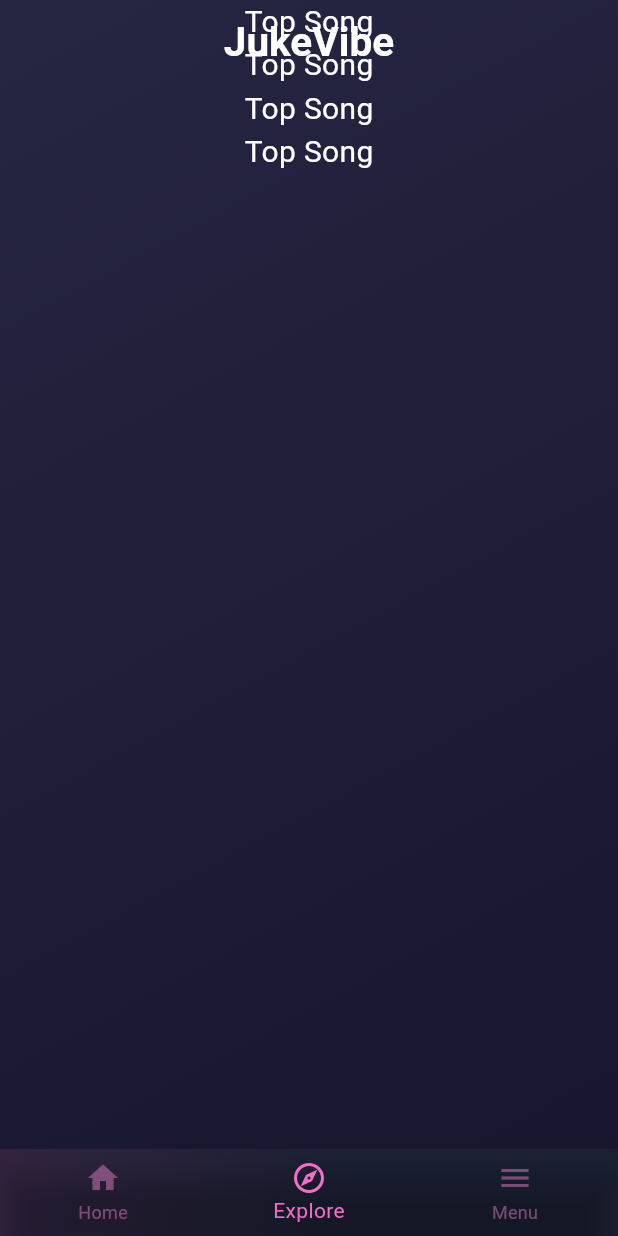
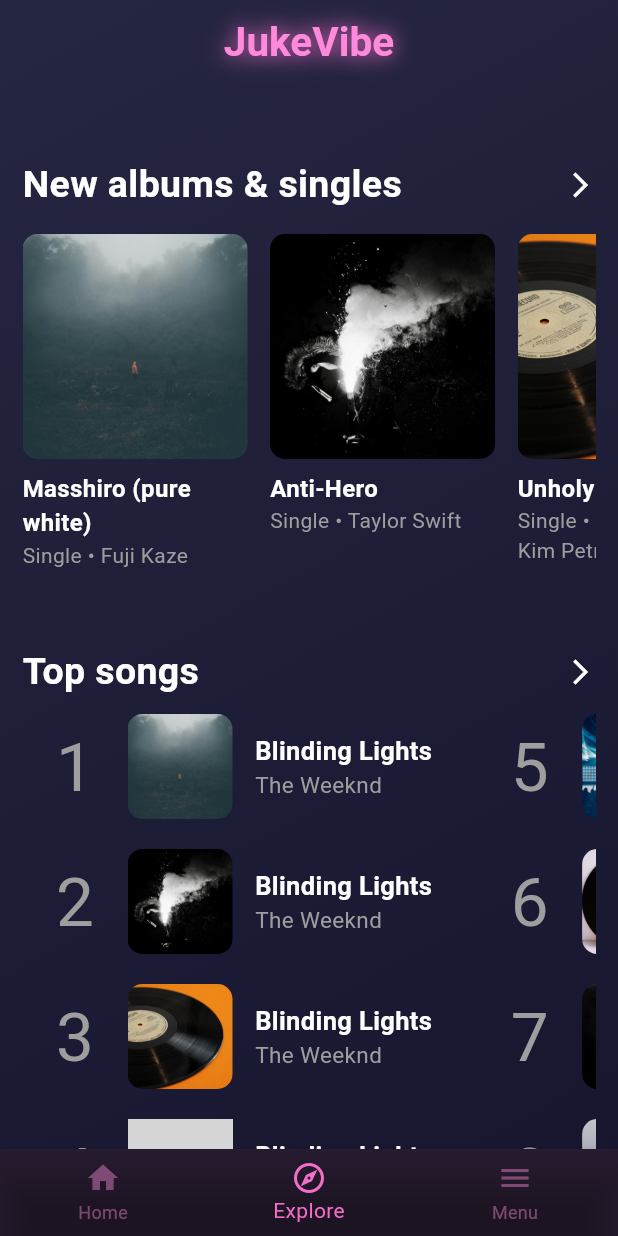
Before and after one commit to SantillanPs/midterm-flutter, a Flutter app: the screen it shows after launch, swiped to page 2, on a phone screen of 412 x 824 dp. Run offline on Flutter 3.47's test engine with Material 3 defaults, Android fonts, the phone set to English and light mode, and no system bars; grey boxes are pictures that could not be loaded.

Commit message:
added some stuff

```diff
--- a/lib/auth/pages/explore.dart
+++ /dev/null
@@ -1,31 +0,0 @@
-import 'package:flutter/material.dart';
-import '../../components/bottomNav.dart';
-import '../../components/topSong.dart';
-
-class Explore extends StatelessWidget {
-  const Explore({super.key});
-
-  @override
-  Widget build(BuildContext context) {
-    return MaterialApp(
-      debugShowCheckedModeBanner: false,
-      home: Scaffold(
-        extendBodyBehindAppBar: true,
-        body: Container(
-          width: double.infinity,
-          decoration: BoxDecoration(
-            gradient: LinearGradient(colors: [
-              const Color.fromARGB(255, 37, 38, 66),
-              const Color.fromARGB(255, 24, 22, 47),
-            ], begin: Alignment.topLeft, end: Alignment.bottomRight),
-          ),
-          child: Column(
-            children: [
-              TopSong(),
-            ],
-          ),
-        ),
-      ),
-    );
-  }
-}
--- /dev/null
+++ b/lib/components/albumSong.dart
@@ -0,0 +1,43 @@
+import 'package:flutter/material.dart';
+
+class AlbumSong extends StatelessWidget {
+  const AlbumSong(
+      {super.key,
+      required this.coverPhoto,
+      required this.albumName,
+      required this.artist});
+
+  final String coverPhoto;
+  final String albumName;
+  final String artist;
+
+  @override
+  Widget build(BuildContext context) {
+    return SizedBox(
+      width: 150,
+      child: Column(
+        crossAxisAlignment: CrossAxisAlignment.start,
+        children: [
+          Container(
+            width: 150,
+            height: 150,
+            decoration: BoxDecoration(
+                image: DecorationImage(
+                    image: AssetImage(coverPhoto), fit: BoxFit.cover),
+                borderRadius: BorderRadius.circular(10)),
+          ),
+          SizedBox(height: 8),
+          Text(
+            albumName,
+            style: TextStyle(
+                color: Colors.white, fontSize: 16, fontWeight: FontWeight.bold),
+          ),
+          Text(
+            "Single • $artist",
+            style: TextStyle(color: Colors.grey, fontSize: 14),
+          ),
+        ],
+      ),
+    );
+  }
+}
--- a/lib/components/bottomNav.dart
+++ b/lib/components/bottomNav.dart
@@ -13,11 +13,7 @@ class BottomNav extends StatelessWidget {
   @override
   Widget build(BuildContext context) {
     return Container(
-      decoration: BoxDecoration(
-          gradient: LinearGradient(colors: [
-        const Color.fromARGB(255, 53, 37, 66),
-        const Color.fromARGB(255, 28, 33, 53),
-      ], begin: Alignment.topLeft, end: Alignment.bottomCenter)),
+      decoration: BoxDecoration(color: const Color.fromARGB(255, 39, 28, 49)),
       child: BottomNavigationBar(
         currentIndex: selectedIndex,
         onTap: onItemTapped,
--- /dev/null
+++ b/lib/components/songCard2.dart
@@ -0,0 +1,63 @@
+import 'package:flutter/material.dart';
+
+class SongCard extends StatelessWidget {
+  final String songTitle;
+  final String artist;
+  final String coverPhoto;
+  final int songNumber;
+  const SongCard(
+      {super.key,
+      required this.songTitle,
+      required this.artist,
+      required this.coverPhoto,
+      required this.songNumber});
+
+  @override
+  Widget build(BuildContext context) {
+    return Padding(
+      padding: const EdgeInsets.only(bottom: 10, top: 10, right: 30),
+      child: Row(
+        children: [
+          Container(
+            width: 70,
+            height: 70,
+            child: Center(
+              child: Text(
+                songNumber.toString(),
+                style: TextStyle(
+                  color: Colors.grey,
+                  fontSize: 45,
+                ),
+              ),
+            ),
+          ),
+          Container(
+            width: 70,
+            height: 70,
+            decoration: BoxDecoration(
+                image: DecorationImage(
+                    image: AssetImage(coverPhoto), fit: BoxFit.cover),
+                borderRadius: BorderRadius.circular(10)),
+          ),
+          SizedBox(width: 15),
+          Column(
+            crossAxisAlignment: CrossAxisAlignment.start,
+            children: [
+              Text(
+                songTitle,
+                style: TextStyle(
+                    color: Colors.white,
+                    fontSize: 17,
+                    fontWeight: FontWeight.bold),
+              ),
+              Text(
+                artist,
+                style: TextStyle(color: Colors.grey, fontSize: 15),
+              ),
+            ],
+          ),
+        ],
+      ),
+    );
+  }
+}
--- a/lib/components/songGallery.dart
+++ b/lib/components/songGallery.dart
@@ -1,5 +1,5 @@
 import 'package:flutter/material.dart';
-import './song.dart';
+import 'songCard.dart';
 
 class SongGallery extends StatelessWidget {
   const SongGallery({super.key});
--- a/lib/components/topSong.dart
+++ /dev/null
@@ -1,31 +0,0 @@
-import 'package:flutter/material.dart';
-
-class TopSong extends StatelessWidget {
-  const TopSong({super.key});
-
-  @override
-  Widget build(BuildContext context) {
-    return Container(
-      child: Column(
-        children: [
-          Text(
-            "Top Song",
-            style: TextStyle(color: Colors.white, fontSize: 20),
-          ),
-          Text(
-            "Top Song",
-            style: TextStyle(color: Colors.white, fontSize: 20),
-          ),
-          Text(
-            "Top Song",
-            style: TextStyle(color: Colors.white, fontSize: 20),
-          ),
-          Text(
-            "Top Song",
-            style: TextStyle(color: Colors.white, fontSize: 20),
-          ),
-        ],
-      ),
-    );
-  }
-}
--- a/lib/components/topSongsSlider.dart
+++ b/lib/components/topSongSlider.dart
@@ -1,5 +1,5 @@
 import 'package:flutter/material.dart';
-import 'song.dart';
+import 'songCard.dart';
 
 class TopSongs extends StatelessWidget {
   const TopSongs({super.key});
@@ -10,13 +10,20 @@ class TopSongs extends StatelessWidget {
       child: Column(
         crossAxisAlignment: CrossAxisAlignment.start,
         children: [
-          Padding(
-            padding: const EdgeInsets.only(bottom: 10),
-            child: Text(
-              "Top Songs",
-              style: TextStyle(color: Colors.white, fontSize: 18),
-            ),
+          Row(
+            mainAxisAlignment: MainAxisAlignment.spaceBetween,
+            children: [
+              Text(
+                "Top Songs",
+                style: TextStyle(
+                    color: Colors.white,
+                    fontSize: 20,
+                    fontWeight: FontWeight.bold),
+              ),
+              Icon(Icons.arrow_forward_ios, color: Colors.white, size: 20),
+            ],
           ),
+          SizedBox(height: 10),
           SingleChildScrollView(
             scrollDirection: Axis.horizontal,
             child: Row(
--- a/lib/main.dart
+++ b/lib/main.dart
@@ -1,5 +1,5 @@
 import 'package:flutter/material.dart';
-import 'auth/pages/home.dart';
+import 'pages/home.dart';
 
 void main() {
   runApp(const MyApp());
--- /dev/null
+++ b/lib/pages/explore.dart
@@ -0,0 +1,146 @@
+import 'package:flutter/material.dart';
+import '../components/songCard2.dart';
+import '../components/albumSong.dart';
+
+class Explore extends StatelessWidget {
+  const Explore({super.key});
+
+  @override
+  Widget build(BuildContext context) {
+    return MaterialApp(
+      debugShowCheckedModeBanner: false,
+      home: Scaffold(
+        extendBodyBehindAppBar: true,
+        body: Container(
+          width: double.infinity,
+          decoration: BoxDecoration(
+            gradient: LinearGradient(colors: [
+              const Color.fromARGB(255, 37, 38, 66),
+              const Color.fromARGB(255, 24, 22, 47),
+            ], begin: Alignment.topLeft, end: Alignment.bottomRight),
+          ),
+          child: Padding(
+            padding: const EdgeInsets.only(top: 105, left: 15, right: 15),
+            child: SingleChildScrollView(
+              child: Column(children: [
+                Row(
+                  mainAxisAlignment: MainAxisAlignment.spaceBetween,
+                  children: [
+                    Text(
+                      "New albums & singles",
+                      style: TextStyle(
+                          color: Colors.white,
+                          fontSize: 25,
+                          fontWeight: FontWeight.bold),
+                    ),
+                    Icon(Icons.arrow_forward_ios,
+                        color: Colors.white, size: 20),
+                  ],
+                ),
+                SizedBox(height: 15),
+                SingleChildScrollView(
+                  scrollDirection: Axis.horizontal,
+                  child: Row(
+                    crossAxisAlignment: CrossAxisAlignment.start,
+                    children: [
+                      AlbumSong(
+                          coverPhoto: "assets/album9.jpg",
+                          albumName: "Masshiro (pure white)",
+                          artist: "Fuji Kaze"),
+                      SizedBox(width: 15),
+                      AlbumSong(
+                          coverPhoto: "assets/album10.jpg",
+                          albumName: "Anti-Hero",
+                          artist: "Taylor Swift"),
+                      SizedBox(width: 15),
+                      AlbumSong(
+                          coverPhoto: "assets/album1.jpg",
+                          albumName: "Unholy",
+                          artist: "Sam Smith & Kim Petras"),
+                      SizedBox(width: 15),
+                      AlbumSong(
+                          coverPhoto: "assets/album2.jpg",
+                          albumName: "About Damn Time",
+                          artist: "Beyonce"),
+                      SizedBox(width: 15),
+                      AlbumSong(
+                          coverPhoto: "assets/album3.jpg",
+                          albumName: "Blinding Lights",
+                          artist: "The Weeknd"),
+                    ],
+                  ),
+                ),
+                SizedBox(height: 50),
+                Row(
+                  mainAxisAlignment: MainAxisAlignment.spaceBetween,
+                  children: [
+                    Text(
+                      "Top songs",
+                      style: TextStyle(
+                          color: Colors.white,
+                          fontSize: 25,
+                          fontWeight: FontWeight.bold),
+                    ),
+                    Icon(Icons.arrow_forward_ios,
+                        color: Colors.white, size: 20),
+                  ],
+                ),
+                SingleChildScrollView(
+                  scrollDirection: Axis.horizontal,
+                  child: Row(children: [
+                    Column(children: [
+                      SongCard(
+                          songTitle: "Blinding Lights",
+                          artist: "The Weeknd",
+                          coverPhoto: "assets/album9.jpg",
+                          songNumber: 1),
+                      SongCard(
+                          songTitle: "Blinding Lights",
+                          artist: "The Weeknd",
+                          coverPhoto: "assets/album10.jpg",
+                          songNumber: 2),
+                      SongCard(
+                          songTitle: "Blinding Lights",
+                          artist: "The Weeknd",
+                          coverPhoto: "assets/album1.jpg",
+                          songNumber: 3),
+                      SongCard(
+                          songTitle: "Blinding Lights",
+                          artist: "The Weeknd",
+                          coverPhoto: "assets/album2.jpg",
+                          songNumber: 4),
+                    ]),
+                    Column(
+                      children: [
+                        SongCard(
+                            songTitle: "Blinding Lights",
+                            artist: "The Weeknd",
+                            coverPhoto: "assets/album3.jpg",
+                            songNumber: 5),
+                        SongCard(
+                            songTitle: "Blinding Lights",
+                            artist: "The Weeknd",
+                            coverPhoto: "assets/album4.jpg",
+                            songNumber: 6),
+                        SongCard(
+                            songTitle: "Blinding Lights",
+                            artist: "The Weeknd",
+                            coverPhoto: "assets/album5.jpg",
+                            songNumber: 7),
+                        SongCard(
+                            songTitle: "Blinding Lights",
+                            artist: "The Weeknd",
+                            coverPhoto: "assets/album6.jpg",
+                            songNumber: 8),
+                      ],
+                    )
+                  ]),
+                ),
+              ]),
+            ),
+          ),
+        ),
+      ),
+    );
+  }
+}
--- a/lib/auth/pages/home.dart
+++ b/lib/pages/home.dart
@@ -1,8 +1,8 @@
 import 'package:flutter/material.dart';
-import 'package:midterm/components/topSongsSlider.dart';
-import '../../components/songGallery.dart';
-import '../../components/searchBar.dart';
-import '../../components/bottomNav.dart';
+import 'package:midterm/components/topSongSlider.dart';
+import '../components/songGallery.dart';
+import '../components/searchBar.dart';
+import '../components/bottomNav.dart';
 import 'explore.dart';
 import 'menu.dart';
 
@@ -40,7 +40,19 @@ class _HomeState extends State<Home> {
           title: Text(
             "JukeVibe",
             style: TextStyle(
-                color: Colors.white, fontWeight: FontWeight.bold, fontSize: 27),
+                color: const Color.fromARGB(255, 255, 137, 218),
+                fontWeight: FontWeight.bold,
+                fontSize: 27,
+                shadows: [
+                  Shadow(
+                    color: Color.fromARGB(255, 243, 109, 201).withAlpha(178),
+                    blurRadius: 15,
+                  ),
+                  Shadow(
+                    color: Color.fromARGB(255, 243, 109, 201).withAlpha(128),
+                    blurRadius: 25,
+                  ),
+                ]),
           ),
         ),
         body: Container(
@@ -64,7 +76,7 @@ class _HomeState extends State<Home> {
                 child: Column(
                   children: [
                     Padding(
-                      padding: const EdgeInsets.only(top: 105, bottom: 15),
+                      padding: const EdgeInsets.only(top: 105, bottom: 20),
                       child: SearchWidget(),
                     ),
                     Expanded(
@@ -72,20 +84,22 @@ class _HomeState extends State<Home> {
                         child: Column(
                           children: [
                             TopSongs(),
-                            SizedBox(height: 15),
-                            Padding(
-                              padding: const EdgeInsets.only(bottom: 15),
-                              child: Align(
-                                alignment: Alignment.centerLeft,
-                                child: Text(
+                            SizedBox(height: 20),
+                            Row(
+                              mainAxisAlignment: MainAxisAlignment.spaceBetween,
+                              children: [
+                                Text(
                                   "Recently Played",
                                   style: TextStyle(
                                       color: Colors.white,
                                       fontSize: 20,
                                       fontWeight: FontWeight.bold),
                                 ),
-                              ),
+                                Icon(Icons.arrow_forward_ios,
+                                    color: Colors.white, size: 20),
+                              ],
                             ),
+                            SizedBox(height: 10),
                             SongGallery(),
                           ],
                         ),
```
Also changed, not shown: lib/components/songCard.dart (renamed from lib/components/song.dart), lib/pages/menu.dart (renamed from lib/auth/pages/menu.dart).
